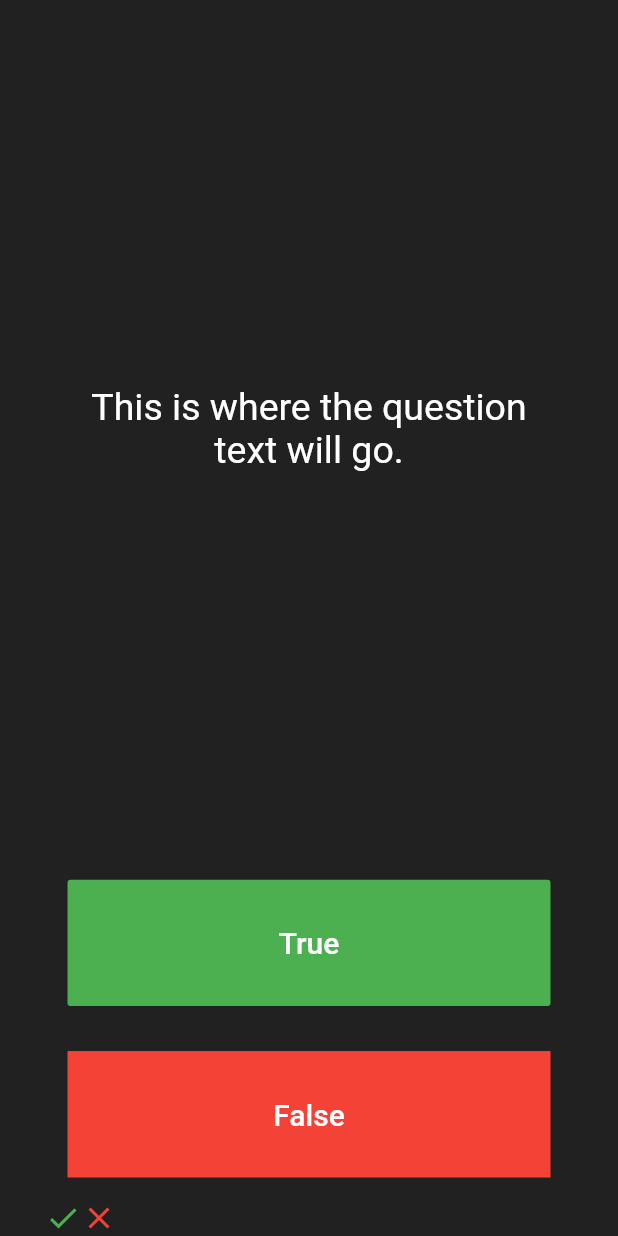
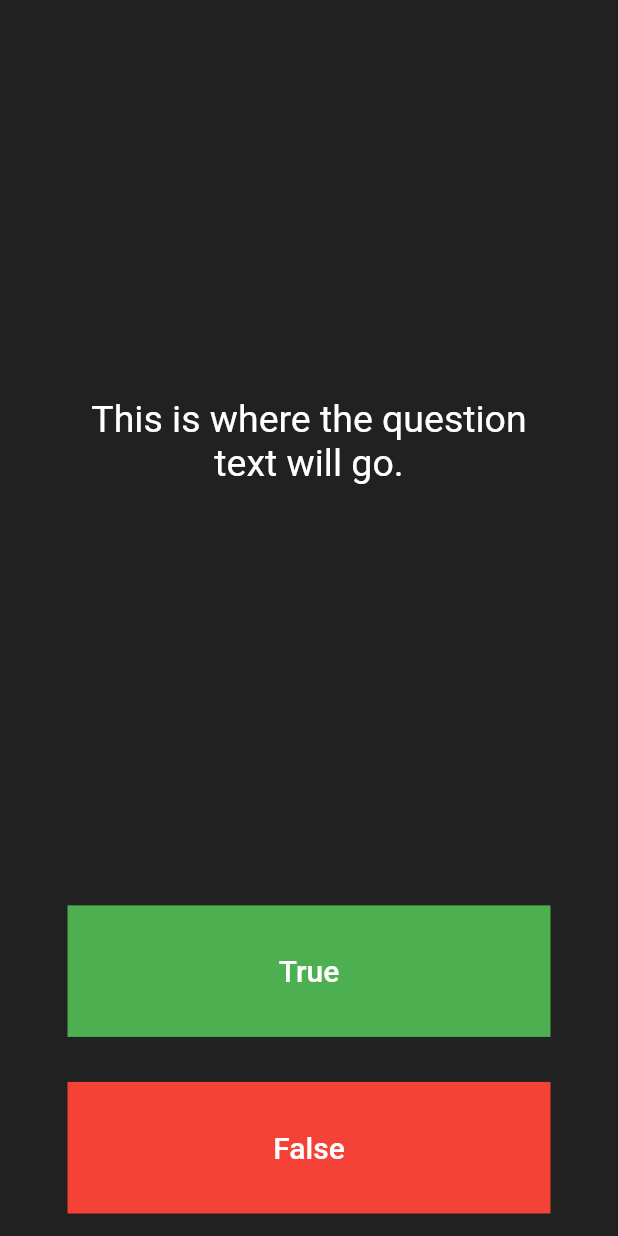
Before and after one commit to ToushikBanik123/quizzler, a Flutter app: the screen it shows after launch, on a phone screen of 412 x 824 dp. Run offline on Flutter 3.47's test engine with Material 2 defaults, Android fonts, the phone set to English and light mode, and no system bars.

Commit message:
both buttons are enabled

```diff
--- a/lib/main.dart
+++ b/lib/main.dart
@@ -27,16 +27,7 @@ class QuizPage extends StatefulWidget {
 }
 
 class _QuizPageState extends State<QuizPage> {
-  List <Icon> scrolekeeper =[
-    Icon(
-      Icons.check,
-      color: Colors.green,
-    ),
-    Icon(
-      Icons.close,
-      color: Colors.red,
-    ),
-  ];
+  List <Icon> scrolekeeper =[];
   @override
   Widget build(BuildContext context) {
     return Column(
@@ -61,10 +52,10 @@ class _QuizPageState extends State<QuizPage> {
         ),
         Expanded(
           child: Padding(
-            padding: EdgeInsets.all(15.0),
-            child: FlatButton(
-              textColor: Colors.white,
+            padding: const EdgeInsets.all(15.0),
+            child: Container(
               color: Colors.green,
+              child: TextButton(
                 child: const Text(
                   'True',
                   style: TextStyle(
@@ -73,8 +64,16 @@ class _QuizPageState extends State<QuizPage> {
                   ),
                 ),
                 onPressed: () {
-                //The user picked true.
+                  setState(() {
+                    scrolekeeper.add(
+                      const Icon(
+                      Icons.check,
+                      color: Colors.green,
+                    ),
+                    );
+                  });
                 },
+              ),
             ),
           ),
         ),
@@ -85,7 +84,14 @@ class _QuizPageState extends State<QuizPage> {
               color: Colors.red,
               child: TextButton(
                 onPressed: () {
-                  //The user picked false.
+                  setState(() {
+                    scrolekeeper.add(
+                      Icon(
+                        Icons.close,
+                        color: Colors.red,
+                      ),
+                    );
+                  });
                 },
                 child: const Text(
                   'False',
```
Lines whose indentation alone changed are shown as unchanged.
